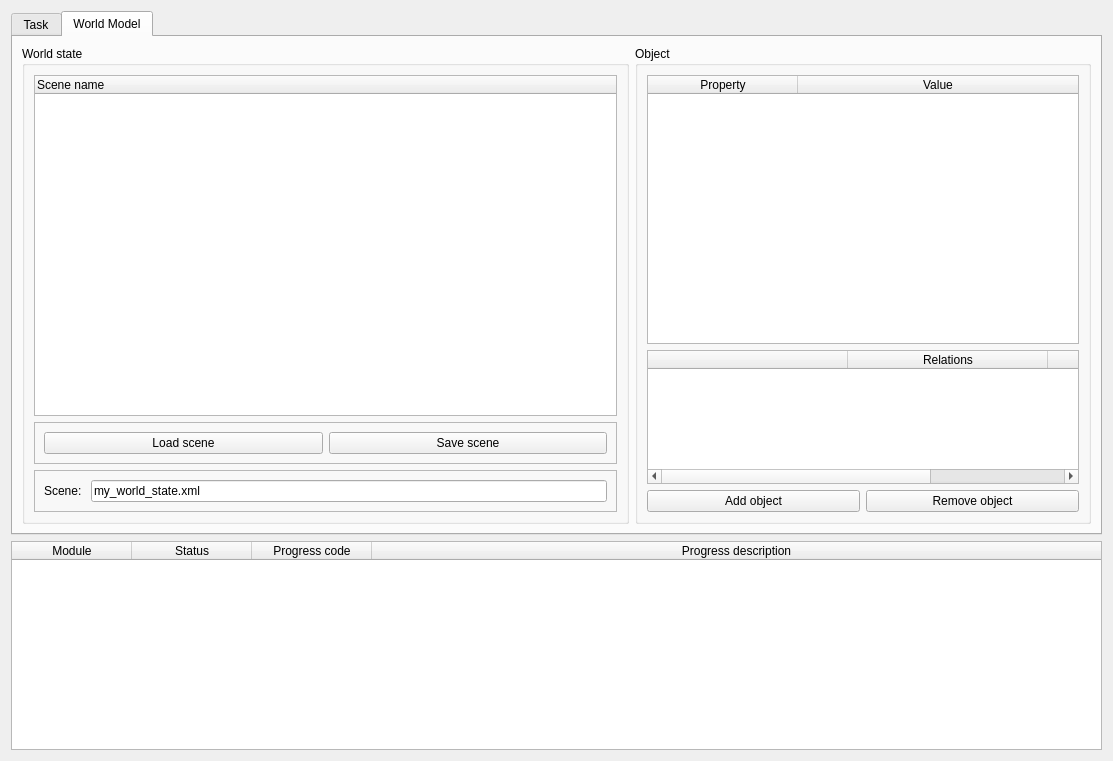
Qt form skiros2_gui/src/skiros2_gui/core/skiros_gui.ui (RobotLabLTH/skiros2) before a commit.
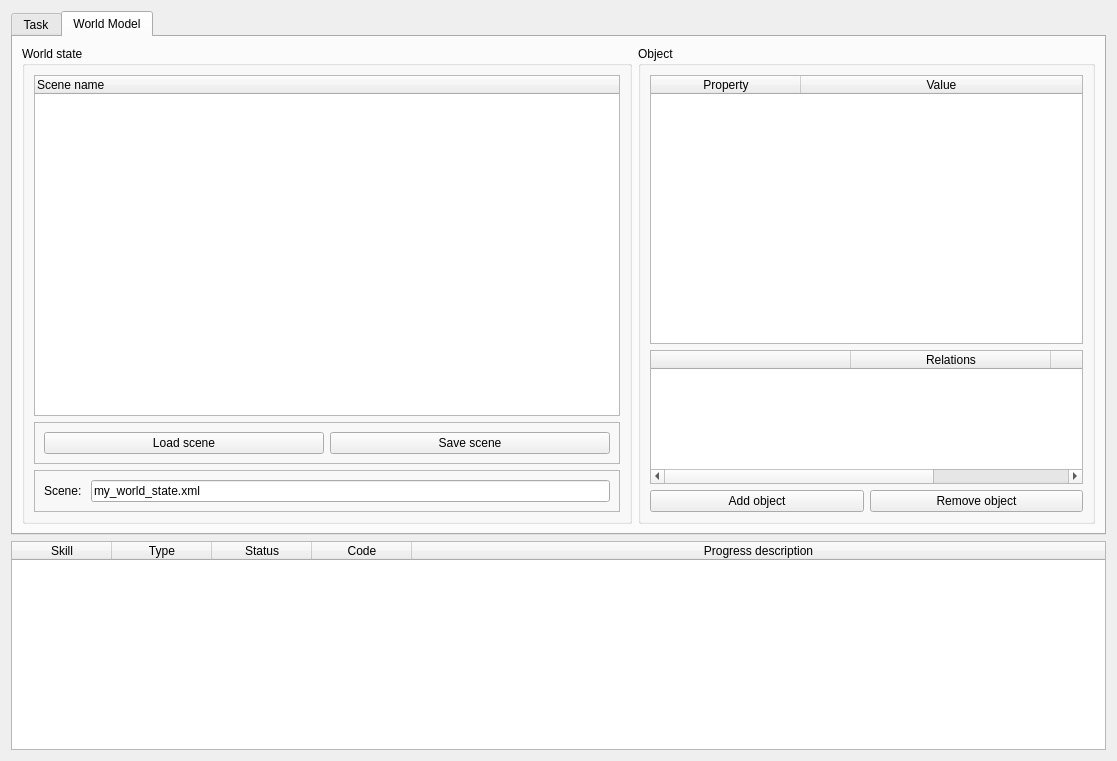
The same form after that commit.

```diff
--- a/skiros2_gui/src/skiros2_gui/core/skiros_gui.ui
+++ b/skiros2_gui/src/skiros2_gui/core/skiros_gui.ui
@@ -612,17 +612,23 @@
        <verstretch>4</verstretch>
       </sizepolicy>
      </property>
-     <property name="autoScrollMargin">
-      <number>4</number>
+     <property name="minimumSize">
+      <size>
+       <width>1095</width>
+       <height>0</height>
+      </size>
      </property>
      <property name="editTriggers">
       <set>QAbstractItemView::NoEditTriggers</set>
      </property>
      <property name="columnCount">
-      <number>4</number>
+      <number>5</number>
      </property>
      <attribute name="horizontalHeaderDefaultSectionSize">
-      <number>120</number>
+      <number>100</number>
+     </attribute>
+     <attribute name="horizontalHeaderMinimumSectionSize">
+      <number>16</number>
      </attribute>
      <attribute name="horizontalHeaderShowSortIndicator" stdset="0">
       <bool>false</bool>
@@ -632,7 +638,12 @@
      </attribute>
      <column>
       <property name="text">
-       <string>Module</string>
+       <string>Skill</string>
+      </property>
+     </column>
+     <column>
+      <property name="text">
+       <string>Type</string>
       </property>
      </column>
      <column>
@@ -642,7 +653,7 @@
      </column>
      <column>
       <property name="text">
-       <string>Progress code</string>
+       <string>Code</string>
       </property>
      </column>
      <column>
```
Left out of the diff: 3 changed lines with no effect on the pictures.
